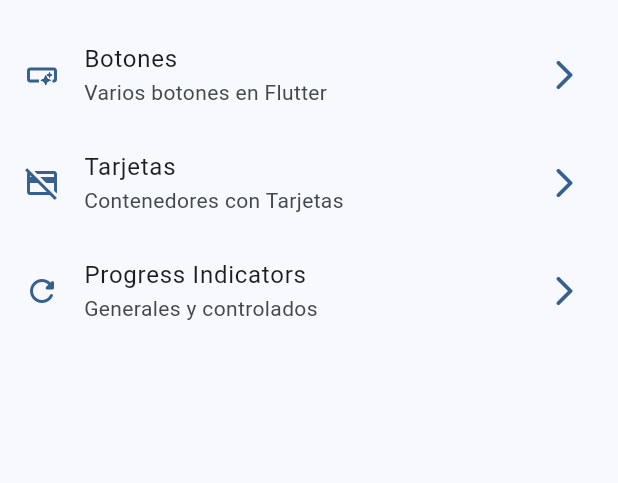
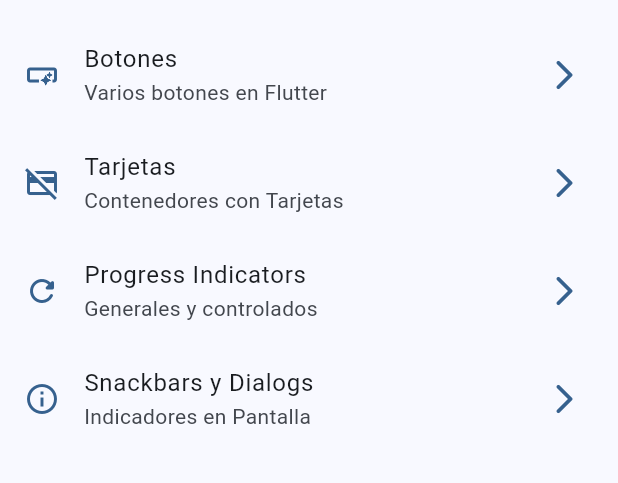
Before and after one commit to RiosHectorM/widgets_tools, a Flutter app: the screen it shows after launch, on a phone screen of 412 x 824 dp, the part 63-546 px from its top. Run offline on Flutter 3.47's test engine with Material 3 defaults, Android fonts, the phone set to English and light mode, and no system bars; our stand-ins replace go_router.

Commit message:
Dialogs ready

```diff
--- a/lib/config/menu/menu_items.dart
+++ b/lib/config/menu/menu_items.dart
@@ -32,5 +32,11 @@ const appMenuItems = <MenuItem>[
     link: '/progress',
     icon: Icons.refresh_rounded,
     ),
+    MenuItem(
+    title: 'Snackbars y Dialogs',
+    subTitle: 'Indicadores en Pantalla',
+    link: '/snackbars',
+    icon: Icons.info_outline,
+    ),
 
 ];
--- a/lib/config/router/app_router.dart
+++ b/lib/config/router/app_router.dart
@@ -22,5 +22,9 @@ final appRouter = GoRouter(
       path: '/progress',
       builder: (context, state) => const ProgressScreen(),
     ),
+    GoRoute(
+      path: '/snackbars',
+      builder: (context, state) => const SnackbarScreen(),
+    ),
   ],
 );
--- a/lib/main.dart
+++ b/lib/main.dart
@@ -12,6 +12,7 @@ class MainApp extends StatelessWidget {
   @override
   Widget build(BuildContext context) {
     return MaterialApp.router(
+      title: 'Flutter Widgets',
       routerConfig: appRouter,
       debugShowCheckedModeBanner: false,
       theme: AppTheme(selectedColor: 0).getTheme(),
```
Also changed, not shown: lib/config/presentation/screens/snackbar/snackbar_screen.dart (+65 -1 lines).
